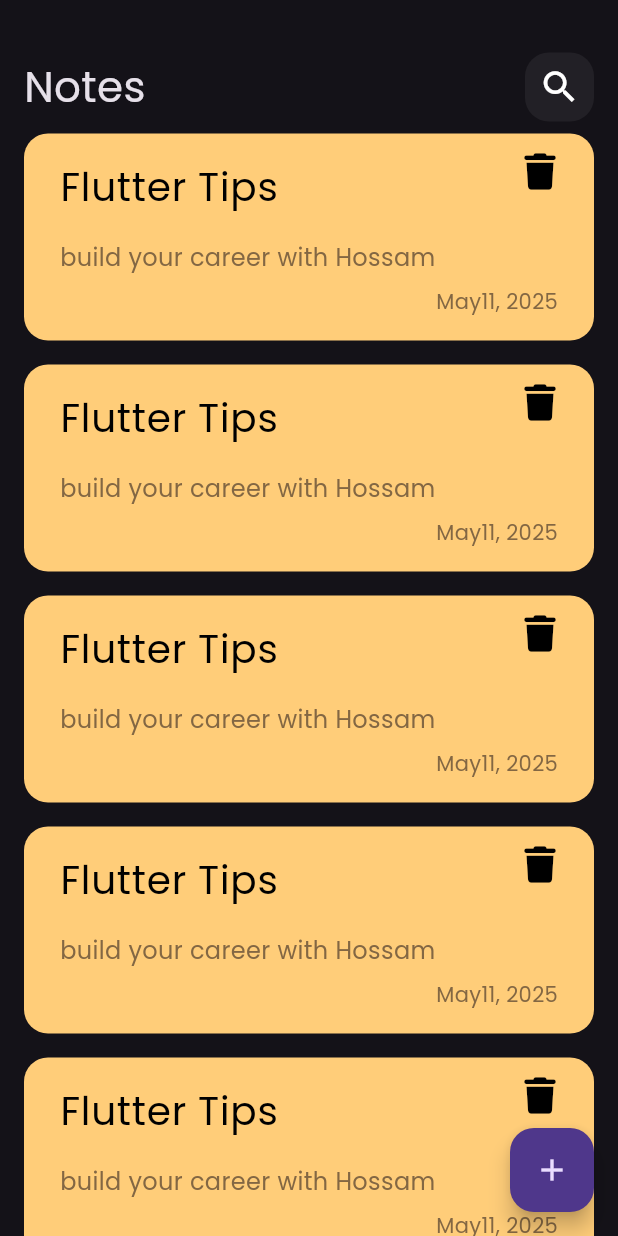
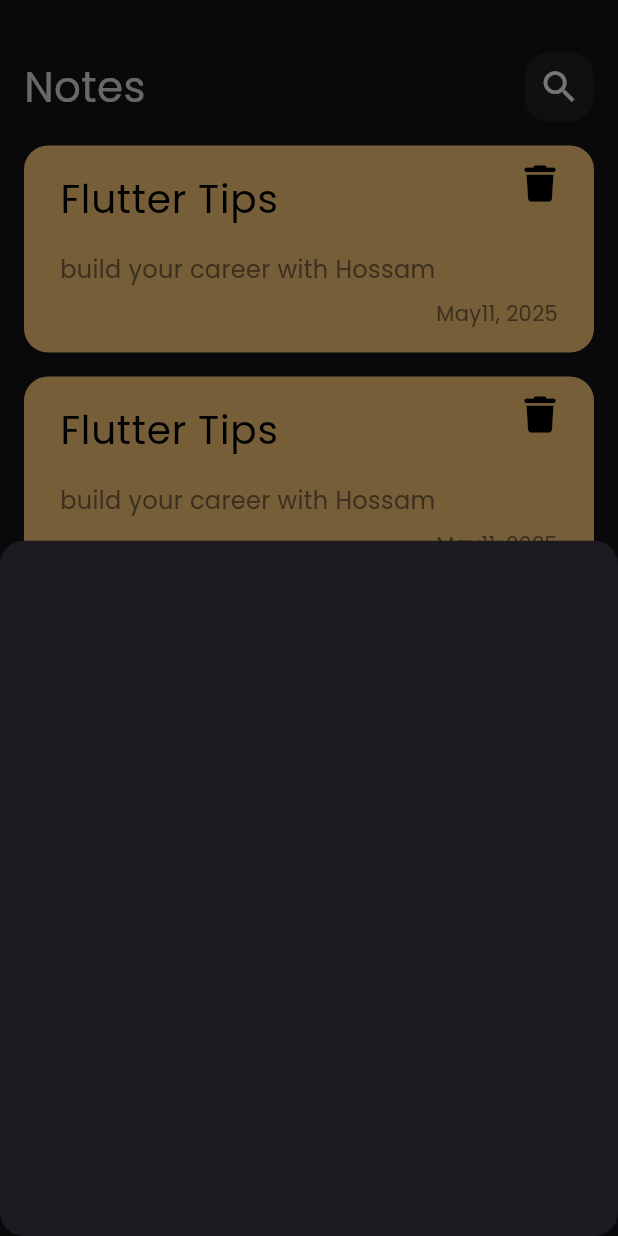
Before and after one commit to hossamramadan115/notes_app, a Flutter app: the screen it shows after launch, after a tap on the "add" icon, on a phone screen of 412 x 824 dp. Run offline on Flutter 3.47's test engine with Material 3 defaults, Android fonts, the phone set to English and light mode, and no system bars; our stand-ins replace font_awesome_flutter.

Commit message:
add show modal button sheet

```diff
--- a/lib/views/notes_view.dart
+++ b/lib/views/notes_view.dart
@@ -1,4 +1,5 @@
 import 'package:flutter/material.dart';
+import 'package:notes_app/views/widgets/add_note_button_sheet.dart';
 import 'package:notes_app/views/widgets/notes_view_body.dart';
 
 class NotesView extends StatelessWidget {
@@ -8,7 +9,16 @@ class NotesView extends StatelessWidget {
   Widget build(BuildContext context) {
     return Scaffold(
       floatingActionButton: FloatingActionButton(
-        onPressed: () {},
+        onPressed: () {
+          showModalBottomSheet(
+              shape: RoundedRectangleBorder(
+                borderRadius: BorderRadius.circular(16),
+              ),
+              context: context,
+              builder: (context) {
+                return AddNoteButtonSheet();
+              });
+        },
         child: Icon(Icons.add),
       ),
       body: const NotesViewBody(),
--- /dev/null
+++ b/lib/views/widgets/add_note_button_sheet.dart
@@ -0,0 +1,10 @@
+import 'package:flutter/material.dart';
+
+class AddNoteButtonSheet extends StatelessWidget {
+  const AddNoteButtonSheet({super.key});
+
+  @override
+  Widget build(BuildContext context) {
+    return Container();
+  }
+}
--- a/lib/views/widgets/note_list_view.dart
+++ b/lib/views/widgets/note_list_view.dart
@@ -1,18 +1,21 @@
 import 'package:flutter/material.dart';
 import 'package:notes_app/views/widgets/custom_note-item.dart';
-
-
 
 class NoteListView extends StatelessWidget {
   const NoteListView({super.key});
 
   @override
   Widget build(BuildContext context) {
-    return ListView.builder(itemBuilder: (context, index) {
-      return Padding(
-        padding: const EdgeInsets.symmetric(vertical: 8),
-        child:  NoteItem(),
-      );
-    });
+    return Padding(
+      padding: const EdgeInsets.symmetric(vertical: 8),
+      child: ListView.builder(
+          padding: EdgeInsets.zero,
+          itemBuilder: (context, index) {
+            return Padding(
+              padding: const EdgeInsets.symmetric(vertical: 8),
+              child: NoteItem(),
+            );
+          }),
+    );
   }
 }
```
